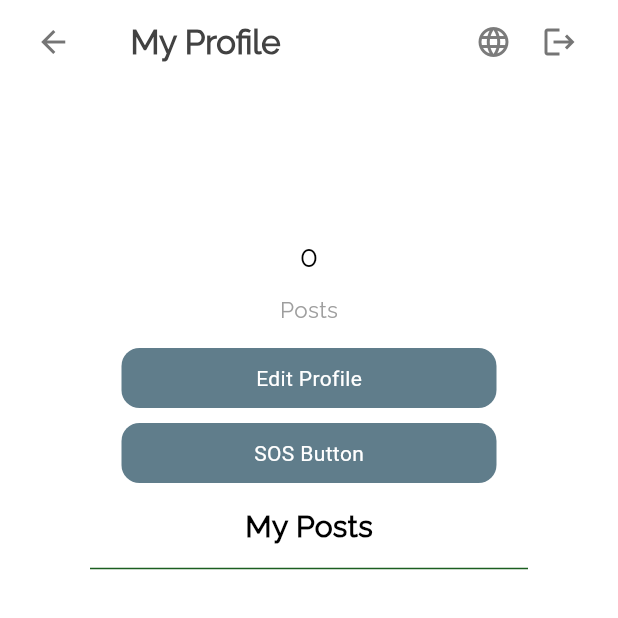
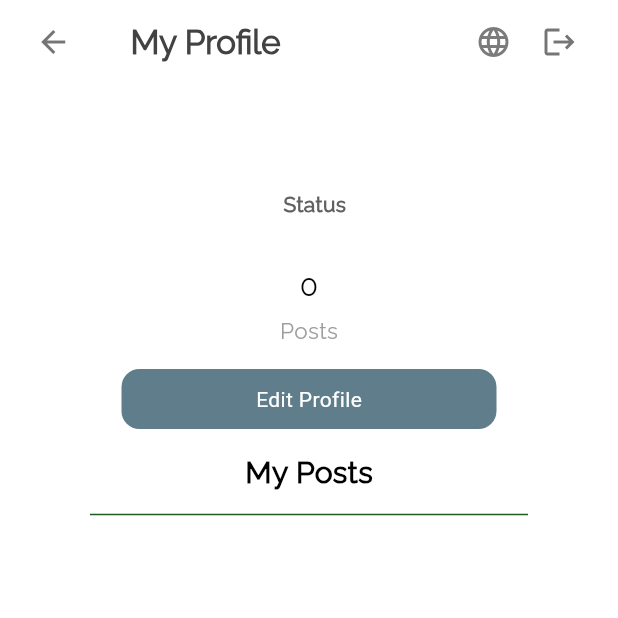
Before and after one commit to ahmetbarisdurak/google_solution_challenge, a Flutter app: the ProfileScreen screen opened by its route, on a phone screen of 412 x 824 dp, the top half of it. Run offline on Flutter 3.47's test engine with Material 3 defaults, Android fonts, the phone set to English and light mode, and no system bars; our stand-ins replace audioplayers, cloud_firestore, easy_localization, firebase_auth, firebase_core, firebase_storage and 11 more; missing offline and left inert: custom_info_window, google_maps_flutter_android, google_maps_flutter_platform_interface, google_maps_place_picker_mb, workmanager; accounts and stored records are empty.

Commit message:
SOS button from profile screen is removed.

```diff
--- a/lib/screens/profile/profile_screen.dart
+++ b/lib/screens/profile/profile_screen.dart
@@ -168,7 +168,7 @@ class _ProfileScreenState extends State<ProfileScreen> {
                     Padding(
                       padding: const EdgeInsets.fromLTRB(20, 20, 20, 10),
                       child: Text(
-                        username,
+                        "${username}",
                         style: const TextStyle(
                             fontFamily: "Raleway", fontWeight: FontWeight.bold),
                       ),
@@ -177,7 +177,7 @@ class _ProfileScreenState extends State<ProfileScreen> {
                       padding: const EdgeInsets.symmetric(
                           horizontal: 30.0, vertical: 10.0),
                       child: Text(
-                        description,
+                        "  Status\n${description}",
                         style: TextStyle(
                           fontFamily: "Raleway",
                           fontWeight: FontWeight.bold,
@@ -198,7 +198,7 @@ class _ProfileScreenState extends State<ProfileScreen> {
                                   fontSize: 20.0),
                             ),
                             const SizedBox(
-                              height: 10.0,
+                              height: 5.0,
                             ),
                             Text(
                               LocaleKeys.Profile_profileScreen_Posts.tr(),
@@ -222,7 +222,6 @@ class _ProfileScreenState extends State<ProfileScreen> {
                             MaterialPageRoute(
                                 builder: (context) => const EditProfilePage())),
                         LocaleKeys.Profile_profileScreen_EditProfile.tr()),
-                    buildButton(sos_mobile, LocaleKeys.Profile_profileScreen_sosButton.tr()),
                   ],
                 ),
               ),
```
